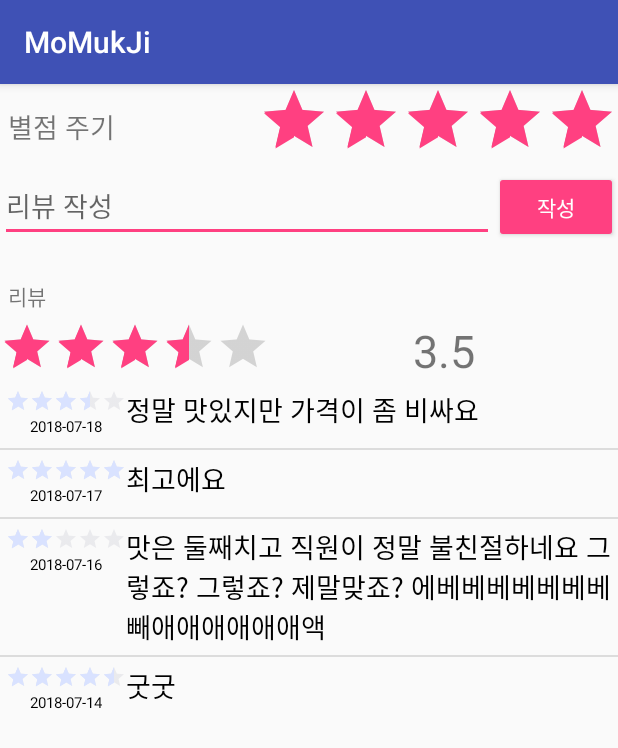
After one commit to CLUG-kr/momukji, an Android app: the RestaurantRatingList screen opened directly, with no data from a screen before it, on a phone screen of 412 x 824 dp. The commit adds this screen. Shown: the top 748 px of the screen. Run offline under Robolectric (Android 15) with nearby library versions, the phone set to English and light mode, and no system bars.

Commit message:
Modified Restaurant info page and Made Review page

```diff
--- a/app/src/main/AndroidManifest.xml
+++ b/app/src/main/AndroidManifest.xml
@@ -15,6 +15,7 @@
         <meta-data
             android:name="com.google.android.geo.API_KEY"
             android:value="AIzaSyAiz-QZDDCpveDrXn6aCx19O8tSumoBxeU" />
+
         <activity
             android:name=".SplashActivity"
             android:label="SplashActivity"
@@ -28,7 +29,9 @@
         <activity android:name=".MainActivity" />
         <activity android:name=".testAct" />
         <activity android:name=".RestaurantListActivity" />
-        <activity android:name=".RestaurantInfo"></activity>
+        <activity android:name=".RestaurantInfo" />
+        <activity android:name=".RestaurantRatingListItem" />
+        <activity android:name=".RestaurantRatingList"></activity>
     </application>
 
 </manifest>
--- a/app/src/main/java/kr/clug/momukji/RestaurantInfo.java
+++ b/app/src/main/java/kr/clug/momukji/RestaurantInfo.java
@@ -4,6 +4,7 @@ import android.content.Intent;
 import android.app.FragmentManager;
 import android.support.v7.app.AppCompatActivity;
 import android.os.Bundle;
+import android.view.View;
 import android.widget.TextView;
 import com.google.android.gms.maps.CameraUpdate;
 import com.google.android.gms.maps.CameraUpdateFactory;
@@ -12,6 +13,7 @@ import com.google.android.gms.maps.MapFragment;
 import com.google.android.gms.maps.OnMapReadyCallback;
 import com.google.android.gms.maps.model.LatLng;
 import com.google.android.gms.maps.model.MarkerOptions;
+
 
 public class RestaurantInfo extends AppCompatActivity implements OnMapReadyCallback {
 
@@ -31,6 +33,8 @@ public class RestaurantInfo extends AppCompatActivity implements OnMapReadyCallb
         FragmentManager fragmentManager = getFragmentManager();
         MapFragment mapFragment = (MapFragment)fragmentManager.findFragmentById(R.id.map_6P);
         mapFragment.getMapAsync(this);
+
+
     }
 
 
@@ -47,4 +51,10 @@ public class RestaurantInfo extends AppCompatActivity implements OnMapReadyCallb
         marker.position(new LatLng(37.503148, 126.957)).title("6층 팀플실");
         map.addMarker(marker).showInfoWindow();
     }
+
+    public void onClick_Review(View v){
+        Intent review = new Intent(getApplicationContext(), RestaurantRatingList.class);
+        startActivity(review);
+    }
+
 }
--- /dev/null
+++ b/app/src/main/java/kr/clug/momukji/RestaurantListViewAdapter.java
@@ -0,0 +1,69 @@
+package kr.clug.momukji;
+
+import android.content.Context;
+import android.support.v7.widget.RecyclerView;
+import android.view.LayoutInflater;
+import android.view.View;
+import android.view.ViewGroup;
+import android.widget.BaseAdapter;
+import android.widget.RatingBar;
+import android.widget.TextView;
+
+import org.w3c.dom.Text;
+
+import java.util.ArrayList;
+
+public class RestaurantListViewAdapter extends BaseAdapter{
+    Context context;
+    private ArrayList<RestaurantRatingListItem> listViewItemList;
+    ViewHolder viewHolder;
+
+    class ViewHolder{
+        RatingBar rate;
+        TextView dateText;
+        TextView context;
+    }
+
+    public RestaurantListViewAdapter(Context context, ArrayList<RestaurantRatingListItem> restaurantRatingListItemArrayList) {
+        this.context = context;
+        this.listViewItemList = restaurantRatingListItemArrayList;
+    }
+
+    @Override
+    public int getCount() {
+        return listViewItemList.size();
+    }
+
+    @Override
+    public View getView(int position, View convertView, ViewGroup parent) {
+        if (convertView == null) {
+            convertView = LayoutInflater.from(context).inflate(R.layout.activity_restaurant_rating_list_item, null);
+            viewHolder = new ViewHolder();
+            viewHolder.rate = (RatingBar)convertView.findViewById(R.id.restaurantRating);
+            viewHolder.dateText = (TextView)convertView.findViewById(R.id.restRatingDate);
+            viewHolder.context = (TextView)convertView.findViewById(R.id.restRatingText);
+
+            convertView.setTag(viewHolder);
+        } else {
+            viewHolder = (ViewHolder)convertView.getTag();
+        }
+
+        viewHolder.rate.setRating((float)listViewItemList.get(position).getRestRating());
+        viewHolder.dateText.setText(listViewItemList.get(position).getRestRatingDate());
+        viewHolder.context.setText(listViewItemList.get(position).getRestRatingText());
+
+        return convertView;
+    }
+
+    @Override
+    public long getItemId(int position) {
+        return position;
+    }
+
+    @Override
+    public Object getItem(int position) {
+        return listViewItemList.get(position);
+    }
+
+
+}
--- /dev/null
+++ b/app/src/main/java/kr/clug/momukji/RestaurantRatingList.java
@@ -0,0 +1,32 @@
+package kr.clug.momukji;
+
+import android.support.v7.app.AppCompatActivity;
+import android.os.Bundle;
+import android.widget.ListView;
+import android.widget.Toast;
+
+import java.util.ArrayList;
+
+public class RestaurantRatingList extends AppCompatActivity {
+
+    @Override
+    protected void onCreate(Bundle savedInstanceState) {
+        super.onCreate(savedInstanceState);
+        setContentView(R.layout.activity_restaurant_rating_list);
+        Toast.makeText(getApplicationContext(),"asdf",Toast.LENGTH_LONG).show();
+        ListView listview;
+        RestaurantListViewAdapter adapter;
+        ArrayList<RestaurantRatingListItem> restaurantRatingListItems = new ArrayList<RestaurantRatingListItem>();
+
+
+        listview = (ListView) findViewById(R.id.restaurantRatingListView);
+        adapter = new RestaurantListViewAdapter(getApplicationContext(), restaurantRatingListItems);
+        listview.setAdapter(adapter);
+        listview.setFocusable(false);
+        restaurantRatingListItems.add(new RestaurantRatingListItem(3.5,"2018-07-18","정말 맛있지만 가격이 좀 비싸요"));
+        restaurantRatingListItems.add(new RestaurantRatingListItem(5,"2018-07-17","최고에요"));
+        restaurantRatingListItems.add(new RestaurantRatingListItem(2, "2018-07-16", "맛은 둘째치고 직원이 정말 불친절하네요 그렇죠? 그렇죠? 제말맞죠? 에베베베베베베베 빼애애애애애애액"));
+        restaurantRatingListItems.add(new RestaurantRatingListItem(4.5,"2018-07-14","굿굿"));
+
+    }
+}
--- /dev/null
+++ b/app/src/main/java/kr/clug/momukji/RestaurantRatingListItem.java
@@ -0,0 +1,35 @@
+package kr.clug.momukji;
+
+public class RestaurantRatingListItem {
+    private double restRating;
+    private String restRatingText;
+    private String restRatingDate;
+
+    public RestaurantRatingListItem(double restRating, String restRatingDate, String restRatingText) {
+        this.restRating = restRating;
+        this.restRatingDate = restRatingDate;
+        this.restRatingText = restRatingText;
+
+    }
+
+    public void setRestRating(double rat) {
+        restRating = rat;
+    }
+    public void setRestRatingDate(String ratdate) {
+        restRatingDate = ratdate;
+    }
+    public void setRestRatingText(String rattext) {
+        restRatingText = rattext;
+    }
+
+    public double getRestRating() {
+        return this.restRating;
+    }
+    public String getRestRatingDate() {
+        return this.restRatingDate;
+    }
+    public String getRestRatingText() {
+        return this.restRatingText;
+    }
+
+}
--- a/app/src/main/res/layout/activity_restaurant_info.xml
+++ b/app/src/main/res/layout/activity_restaurant_info.xml
@@ -76,23 +76,40 @@
             android:layout_width="match_parent"
             android:layout_height="wrap_content"
             android:layout_marginBottom="10dp"
+            android:gravity="center_vertical"
             android:orientation="horizontal">
 
             <TextView
                 android:id="@+id/restRatingNum"
                 android:layout_width="wrap_content"
                 android:layout_height="wrap_content"
-                android:layout_weight="1"
+                android:layout_weight="0"
                 android:text="별점" />
 
             <RatingBar
                 android:id="@+id/ratingBar"
                 style="@style/Base.Widget.AppCompat.RatingBar.Small"
-                android:layout_width="80dp"
-                android:layout_height="match_parent"
+                android:layout_width="wrap_content"
+                android:layout_height="wrap_content"
                 android:numStars="5"
-                android:paddingTop="4dp"
                 android:rating="3" />
+
+            <LinearLayout
+                android:layout_width="match_parent"
+                android:layout_height="wrap_content"
+                android:layout_weight="0"
+                android:gravity="right"
+                android:orientation="vertical">
+
+                <Button
+                    android:id="@+id/review"
+                    style="@style/Widget.AppCompat.Button.Colored"
+                    android:layout_width="wrap_content"
+                    android:layout_height="wrap_content"
+                    android:onClick="onClick_Review"
+                    android:text="리뷰" />
+            </LinearLayout>
+
         </LinearLayout>
 
         <fragment
@@ -101,5 +118,11 @@
             android:layout_width="match_parent"
             android:layout_height="240dp" />
 
+        <!-- <include
+            layout="@layout/activity_restaurant_rating_list"
+            android:layout_width="match_parent"
+            android:layout_height="wrap_content"
+            android:id="@+id/review" /> -->
+
     </LinearLayout>
 </ScrollView>
--- /dev/null
+++ b/app/src/main/res/layout/activity_restaurant_rating_list.xml
@@ -0,0 +1,113 @@
+<?xml version="1.0" encoding="utf-8"?>
+<RelativeLayout xmlns:android="http://schemas.android.com/apk/res/android"
+    xmlns:app="http://schemas.android.com/apk/res-auto"
+    xmlns:tools="http://schemas.android.com/tools"
+    android:layout_width="match_parent"
+    android:layout_height="match_parent"
+    tools:context=".RestaurantRatingList">
+
+    <LinearLayout
+        android:layout_width="match_parent"
+        android:layout_height="wrap_content"
+        android:gravity="center_horizontal"
+        android:orientation="vertical">
+
+        <LinearLayout
+            android:layout_width="match_parent"
+            android:layout_height="wrap_content"
+            android:gravity="center_vertical"
+            android:orientation="horizontal">
+
+            <TextView
+                android:id="@+id/ratePlz"
+                android:layout_width="wrap_content"
+                android:layout_height="wrap_content"
+                android:layout_weight="1"
+                android:paddingLeft="5dp"
+                android:text="별점 주기"
+                android:textSize="18sp" />
+
+            <LinearLayout
+                android:layout_width="wrap_content"
+                android:layout_height="wrap_content"
+                android:layout_weight="1"
+                android:gravity="right"
+                android:orientation="vertical">
+
+                <RatingBar
+                    android:id="@+id/restRatingApply"
+                    style="@style/Widget.AppCompat.RatingBar"
+                    android:layout_width="wrap_content"
+                    android:layout_height="wrap_content"
+                    android:layout_weight="1"
+                    android:numStars="5"
+                    android:rating="5" />
+            </LinearLayout>
+
+        </LinearLayout>
+
+        <LinearLayout
+            android:layout_width="match_parent"
+            android:layout_height="match_parent"
+            android:orientation="horizontal"
+            android:paddingBottom="20dp">
+
+            <EditText
+                android:id="@+id/reviewWrite"
+                android:layout_width="0dp"
+                android:layout_height="wrap_content"
+                android:layout_weight="8"
+                android:ems="10"
+                android:hint="리뷰 작성"
+                android:inputType="textMultiLine" />
+
+            <Button
+                android:id="@+id/reviewApply"
+                style="@style/Widget.AppCompat.Button.Colored"
+                android:layout_width="0dp"
+                android:layout_height="wrap_content"
+                android:layout_weight="2"
+                android:text="작성" />
+
+        </LinearLayout>
+
+        <TextView
+            android:id="@+id/review"
+            android:layout_width="match_parent"
+            android:layout_height="wrap_content"
+            android:paddingBottom="5dp"
+            android:paddingLeft="5dp"
+            android:paddingTop="5dp"
+            android:text="리뷰" />
+
+        <LinearLayout
+            android:layout_width="match_parent"
+            android:layout_height="match_parent"
+            android:orientation="horizontal">
+
+            <RatingBar
+                android:id="@+id/restRating"
+                style="@android:style/Widget.DeviceDefault.Light.RatingBar.Indicator"
+                android:layout_width="wrap_content"
+                android:layout_height="match_parent"
+                android:numStars="5"
+                android:rating="3.5" />
+
+            <TextView
+                android:id="@+id/ratingNum"
+                android:layout_width="match_parent"
+                android:layout_height="wrap_content"
+                android:gravity="center"
+                android:text="3.5"
+                android:textSize="30sp" />
+        </LinearLayout>
+
+        <ListView
+            android:id="@+id/restaurantRatingListView"
+            android:layout_width="match_parent"
+            android:layout_height="match_parent"
+            android:layout_weight="1" />
+
+    </LinearLayout>
+
+</RelativeLayout>
--- /dev/null
+++ b/app/src/main/res/layout/activity_restaurant_rating_list_item.xml
@@ -0,0 +1,46 @@
+<?xml version="1.0" encoding="utf-8"?>
+<LinearLayout xmlns:android="http://schemas.android.com/apk/res/android"
+    xmlns:app="http://schemas.android.com/apk/res-auto"
+    xmlns:tools="http://schemas.android.com/tools"
+    android:layout_width="match_parent"
+    android:layout_height="wrap_content"
+    android:orientation="horizontal"
+    android:paddingBottom="5dp"
+    android:paddingLeft="4dp"
+    android:paddingRight="4dp"
+    android:paddingTop="5dp"
+    tools:context=".RestaurantRatingListItem">
+
+
+    <LinearLayout
+        android:layout_width="wrap_content"
+        android:layout_height="wrap_content"
+        android:gravity="center_horizontal"
+        android:orientation="vertical">
+
+        <RatingBar
+            android:id="@+id/restaurantRating"
+            style="@style/Base.Widget.AppCompat.RatingBar.Small"
+            android:layout_width="80dp"
+            android:layout_height="wrap_content"
+            android:numStars="5"
+            android:rating="3.5" />
+
+        <TextView
+            android:id="@+id/restRatingDate"
+            android:layout_width="wrap_content"
+            android:layout_height="wrap_content"
+            android:padding="2dp"
+            android:text="평가날짜"
+            android:textColor="#000000"
+            android:textSize="10sp" />
+    </LinearLayout>
+
+    <TextView
+        android:id="@+id/restRatingText"
+        android:layout_width="match_parent"
+        android:layout_height="wrap_content"
+        android:text="평가평가"
+        android:textColor="#000000"
+        android:textSize="18sp" />
+</LinearLayout>
```
